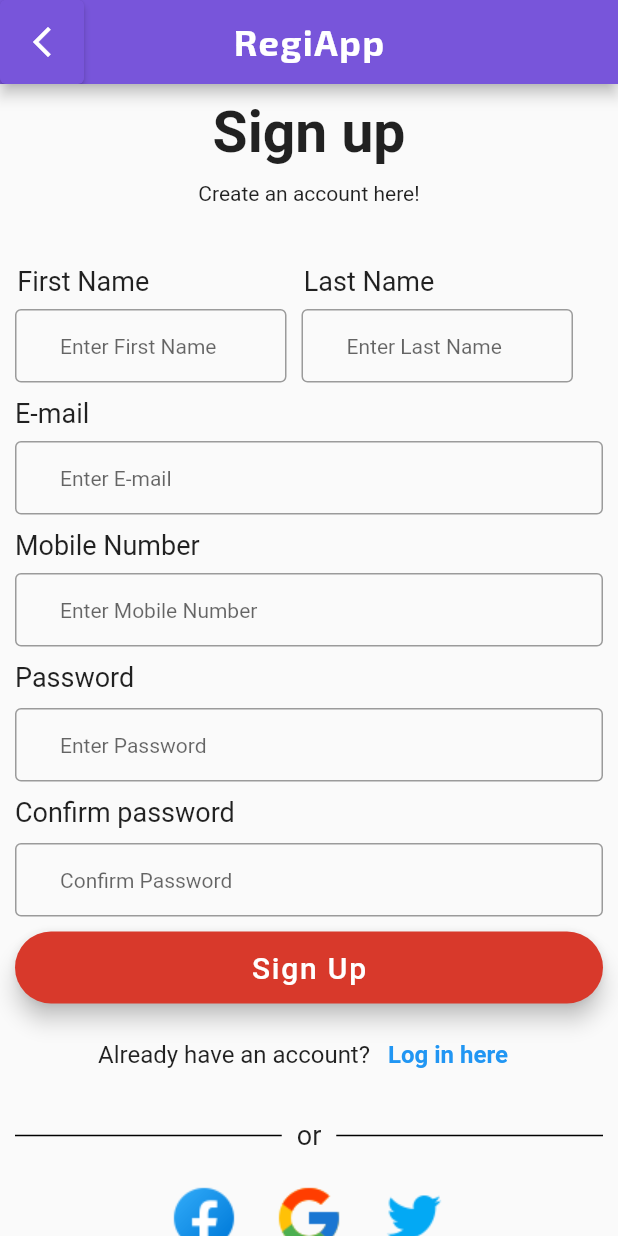
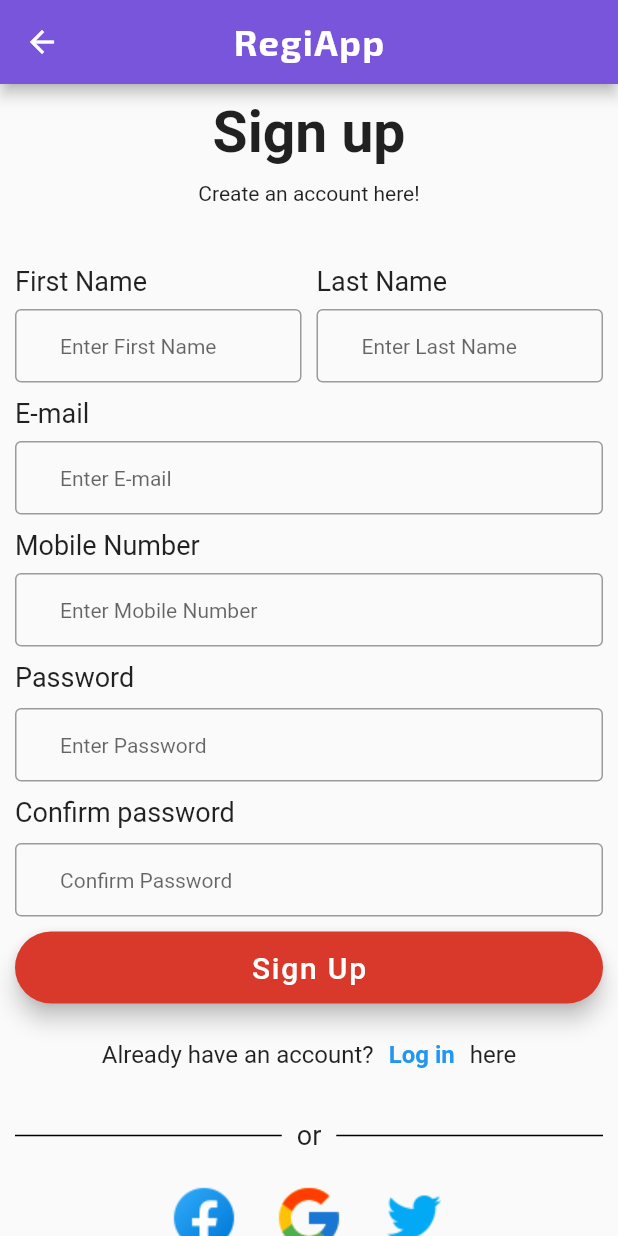
Before and after one commit to vyanky03/RegiApp, a Flutter app: the screen it shows after launch, after a tap on "Sign Up", on a phone screen of 412 x 824 dp. Run offline on Flutter 3.47's test engine with Material 2 defaults, Android fonts, the phone set to English and light mode, and no system bars.

Commit message:
Final app UI

```diff
--- a/lib/main.dart
+++ b/lib/main.dart
@@ -1,14 +1,36 @@
 // ignore_for_file: prefer_const_constructors, prefer_const_literals_to_create_immutables
+import 'package:flutter/material.dart';
+import 'package:regiapp/loginpage.dart';
+import 'package:regiapp/signuppage.dart';
+import 'package:regiapp/welcomepage.dart';
+// import 'package:regiapp/loginpage.dart';
+// import 'package:regiapp/signuppage.dart';
 
-import 'package:flutter/material.dart';
-// import 'package:regiapp/welcomepage.dart';
-// import 'package:regiapp/loginpage.dart';
-import 'package:regiapp/signuppage.dart';
+// void main() {
+//   runApp(MaterialApp.router(
+//     debugShowCheckedModeBanner: false,
+//     routeInformationParser: MyRouter().router.routeInformationParser,
+//     routerDelegate: MyRouter().router.routerDelegate,
+//   ));
+// }
 
 void main() {
-  runApp(MaterialApp(
-    home: RegForm(),
-  ));
+  runApp(MaterialApp(onGenerateRoute: (RouteSettings routeSettings) {
+    return MaterialPageRoute<void>(
+        settings: routeSettings,
+        builder: (BuildContext context) {
+          switch (routeSettings.name) {
+            case WelcomePage.routeName:
+              return WelcomePage();
+            case LoginPage.routeName:
+              return LoginPage();
+            case SignupPage.routeName:
+              return SignupPage();
+            default:
+              return const WelcomePage();
+          }
+        });
+  }));
 }
 
 class RegForm extends StatefulWidget {
@@ -21,8 +43,8 @@ class RegForm extends StatefulWidget {
 class _RegFormState extends State<RegForm> {
   @override
   Widget build(BuildContext context) {
-    // return WelcomePage();
+    return WelcomePage();
     // return LoginPage();
-    return SignupPage();
+    // return SignupPage();
   }
 }
--- /dev/null
+++ b/lib/projects/routes/app_route_const.dart
@@ -0,0 +1,5 @@
+class MyAppRouteConstants {
+  static const String homeRouteName = 'home';
+  static const String loginpageRouteName = 'firstpage';
+  static const String signuppageRouteName = 'secondpage';
+}
--- a/lib/signuppage.dart
+++ b/lib/signuppage.dart
@@ -1,6 +1,8 @@
 import 'package:flutter/material.dart';
+import 'package:regiapp/loginpage.dart';
 
 class SignupPage extends StatefulWidget {
+  static const String routeName = '/signup';
   const SignupPage({super.key});
 
   @override
@@ -12,12 +14,12 @@ class _SignupPageState extends State<SignupPage> {
   Widget build(BuildContext context) {
     return Scaffold(
       appBar: AppBar(
-        leading: ElevatedButton(
-          onPressed: () {},
-          style: ElevatedButton.styleFrom(
-              backgroundColor: const Color.fromARGB(255, 120, 85, 218)),
-          child: const Icon(Icons.arrow_back_ios_new),
-        ),
+        // leading: ElevatedButton(
+        //   onPressed: () {},
+        //   style: ElevatedButton.styleFrom(
+        //       backgroundColor: const Color.fromARGB(255, 120, 85, 218)),
+        //   child: const Icon(Icons.arrow_back_ios_new),
+        // ),
         backgroundColor: const Color.fromARGB(255, 120, 85, 218),
         title: const Text('RegiApp',
             style: TextStyle(
@@ -45,22 +47,20 @@ class _SignupPageState extends State<SignupPage> {
             ),
             const Row(
               children: [
-                Column(
+                Flexible(
+                  child: Column(
+                    mainAxisAlignment: MainAxisAlignment.start,
+                    crossAxisAlignment: CrossAxisAlignment.start,
                     children: [
                       Padding(
                           padding: EdgeInsets.only(bottom: 8.0),
-                        child: SizedBox(
-                          width: 178,
                           child: Text(
                             'First Name',
                             style: TextStyle(
                               fontSize: 18,
                             ),
-                          ),
                           )),
-                    SizedBox(
-                      width: 181,
-                      child: TextField(
+                      TextField(
                         textCapitalization: TextCapitalization.words,
                         decoration: InputDecoration(
                           border: OutlineInputBorder(),
@@ -70,18 +70,19 @@ class _SignupPageState extends State<SignupPage> {
                               vertical: 15, horizontal: 30),
                         ),
                       ),
+                    ],
                   ),
-                  ],
                 ),
                 SizedBox(
                   width: 10,
                 ),
-                Column(
+                Flexible(
+                  child: Column(
+                    mainAxisAlignment: MainAxisAlignment.start,
+                    crossAxisAlignment: CrossAxisAlignment.start,
                     children: [
                       Padding(
                         padding: EdgeInsets.only(bottom: 8.0),
-                      child: SizedBox(
-                        width: 178,
                         child: Text(
                           'Last Name',
                           style: TextStyle(
@@ -89,10 +90,7 @@ class _SignupPageState extends State<SignupPage> {
                           ),
                         ),
                       ),
-                    ),
-                    SizedBox(
-                      width: 181,
-                      child: TextField(
+                      TextField(
                         textCapitalization: TextCapitalization.words,
                         decoration: InputDecoration(
                           border: OutlineInputBorder(),
@@ -102,8 +100,8 @@ class _SignupPageState extends State<SignupPage> {
                               vertical: 15, horizontal: 30),
                         ),
                       ),
+                    ],
                   ),
-                  ],
                 ),
               ],
             ),
@@ -215,6 +213,7 @@ class _SignupPageState extends State<SignupPage> {
             SizedBox(
               width: double.infinity,
               child: FloatingActionButton.extended(
+                  heroTag: const Key("h3"),
                   onPressed: () {},
                   backgroundColor: const Color.fromARGB(255, 216, 57, 43),
                   label: const Text(
@@ -231,19 +230,27 @@ class _SignupPageState extends State<SignupPage> {
               mainAxisAlignment: MainAxisAlignment.center,
               children: [
                 const Text(
-                  'Already have an account? ',
+                  'Already have an account?',
                   style: TextStyle(
                     fontSize: 16,
                   ),
                 ),
                 TextButton(
-                  onPressed: () {},
+                  onPressed: () {
+                    Navigator.of(context).pushNamed(LoginPage.routeName);
+                  },
                   child: const Text(
-                    'Log in here',
+                    'Log in',
                     style: TextStyle(
                       fontSize: 16,
                       fontWeight: FontWeight.bold,
                     ),
+                  ),
+                ),
+                const Text(
+                  'here',
+                  style: TextStyle(
+                    fontSize: 16,
                   ),
                 )
               ],
--- a/lib/welcomepage.dart
+++ b/lib/welcomepage.dart
@@ -1,6 +1,9 @@
 import 'package:flutter/material.dart';
+import 'package:regiapp/loginpage.dart';
+import 'package:regiapp/signuppage.dart';
 
 class WelcomePage extends StatefulWidget {
+  static const String routeName = '/';
   const WelcomePage({super.key});
 
   @override
@@ -41,7 +44,10 @@ class _WelcomePageState extends State<WelcomePage> {
                 width: 400,
                 height: 60,
                 child: FloatingActionButton.extended(
-                    onPressed: () {},
+                    heroTag: const Key("h2"),
+                    onPressed: () {
+                      Navigator.of(context).pushNamed(LoginPage.routeName);
+                    },
                     backgroundColor: const Color.fromARGB(255, 41, 98, 255),
                     label: const Text('Log in')),
               ),
@@ -52,7 +58,10 @@ class _WelcomePageState extends State<WelcomePage> {
                 width: 400,
                 height: 60,
                 child: FloatingActionButton.extended(
-                    onPressed: () {},
+                    heroTag: const Key("h1"),
+                    onPressed: () {
+                      Navigator.of(context).pushNamed(SignupPage.routeName);
+                    },
                     backgroundColor: const Color.fromARGB(255, 216, 57, 43),
                     label: const Text('Sign Up')),
               )
--- a/pubspec.yaml
+++ b/pubspec.yaml
@@ -36,6 +36,7 @@ dependencies:
   # Use with the CupertinoIcons class for iOS style icons.
   cupertino_icons: ^1.0.2
   google_sign_in: ^6.1.5
+  # go_router: ^11.1.2
 
 dev_dependencies:
   flutter_test:
```
Also changed, not shown: lib/loginpage.dart (+13 -8 lines), lib/projects/routes/app_route_config.dart (added, +32 -0 lines). Lines whose indentation alone changed are shown as unchanged.
